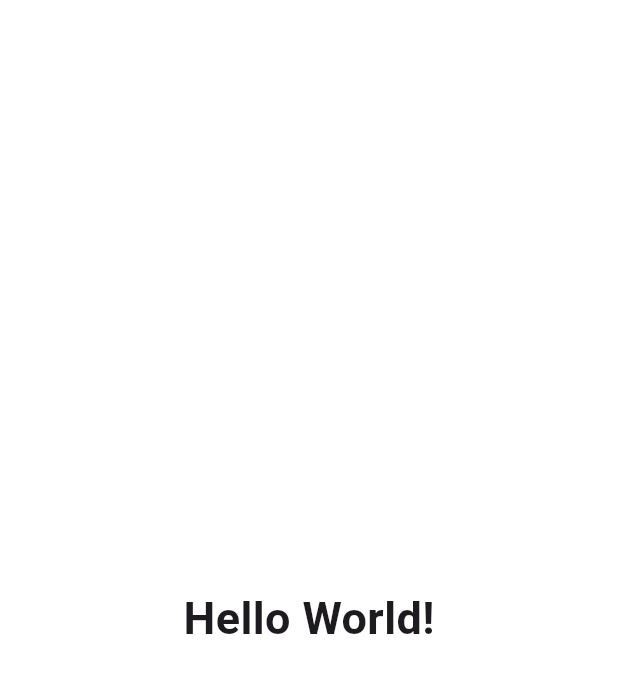
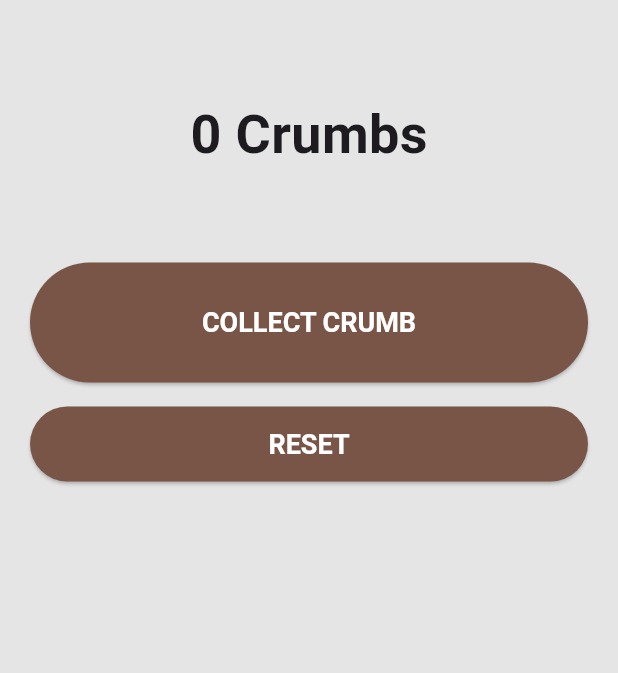
Before and after one commit to sxrah404/crumb_collector, a Flutter app: the screen it shows after launch, on a phone screen of 412 x 824 dp. Shown: the top 673 px of the screen. Run offline on Flutter 3.47's test engine with Material 3 defaults, Android fonts, the phone set to English and light mode, and no system bars.

Commit message:
added collect crumb + reset functionality

```diff
--- a/lib/main.dart
+++ b/lib/main.dart
@@ -2,22 +2,91 @@ import 'dart:io';
 import 'package:flutter/material.dart';
 
 void main() {
-  runApp(const MainApp()); //
+  runApp(
+    const MaterialApp(
+      debugShowCheckedModeBanner: false,
+      home: CrumbCollectorApp(),
+    ),
+  );
 }
 
-class MainApp extends StatelessWidget {
-  const MainApp({super.key});
+class CrumbCollectorApp extends StatefulWidget {
+  const CrumbCollectorApp({super.key});
+
+  @override
+  State<CrumbCollectorApp> createState() => _CrumbCollectorAppState();
+}
+
+class _CrumbCollectorAppState extends State<CrumbCollectorApp> {
+  int _crumbs = 0;
+  int _crumbsPerClick = 1;
+
+  void _collectCrumbs() {
+    setState(() {
+      _crumbs += _crumbsPerClick;
+    });
+  }
+
+  void _reset() {
+    setState(() {
+      _crumbs = 0;
+    });
+  }
 
   @override
   Widget build(BuildContext context) {
-    return const MaterialApp(
-      debugShowCheckedModeBanner: false,
-      home: Scaffold(
-        backgroundColor: Colors.white,
-        body: Center(
-          child: Text(
-            'Hello World!',
-            style: TextStyle(fontSize: 30, fontWeight: FontWeight.bold),
+    final resetButton = ElevatedButton(
+      onPressed: _reset,
+      style: ElevatedButton.styleFrom(
+        shape: RoundedRectangleBorder(borderRadius: BorderRadius.circular(50)),
+        backgroundColor: Colors.brown,
+        textStyle: const TextStyle(fontSize: 18, fontWeight: FontWeight.bold),
+      ),
+      child: const Text('RESET', style: TextStyle(color: Colors.white)),
+    );
+
+    return Scaffold(
+      backgroundColor: const Color(0xFFE5E5E5),
+      body: SafeArea(
+        child: Padding(
+          padding: const EdgeInsets.symmetric(horizontal: 20.0, vertical: 24.0),
+          child: Column(
+            children: [
+              const SizedBox(height: 40),
+
+              Text(
+                '$_crumbs Crumbs',
+                style: const TextStyle(
+                  fontSize: 36,
+                  fontWeight: FontWeight.bold,
+                ),
+              ),
+
+              const SizedBox(height: 60),
+
+              SizedBox(
+                width: double.infinity,
+                height: 80,
+                child: ElevatedButton(
+                  onPressed: _collectCrumbs,
+                  style: ElevatedButton.styleFrom(
+                    backgroundColor: Colors.brown,
+                    foregroundColor: Colors.white,
+                    shape: RoundedRectangleBorder(
+                      borderRadius: BorderRadius.circular(50),
+                    ),
+                    textStyle: const TextStyle(
+                      fontSize: 18,
+                      fontWeight: FontWeight.bold,
+                    ),
+                  ),
+                  child: const Text('COLLECT CRUMB'),
+                ),
+              ),
+
+              const SizedBox(height: 16),
+              SizedBox(width: double.infinity, height: 50, child: resetButton),
+            ],
           ),
         ),
       ),
```
